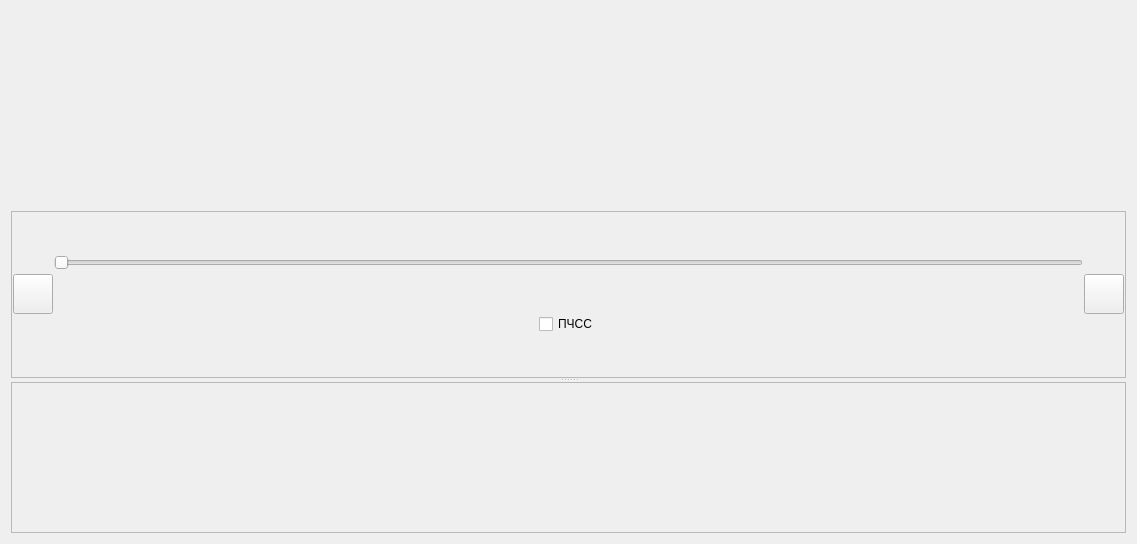
Old version of the form src/Indicators/ui/ShPIndicatorItem.ui in the repository alexvrn/rmo.
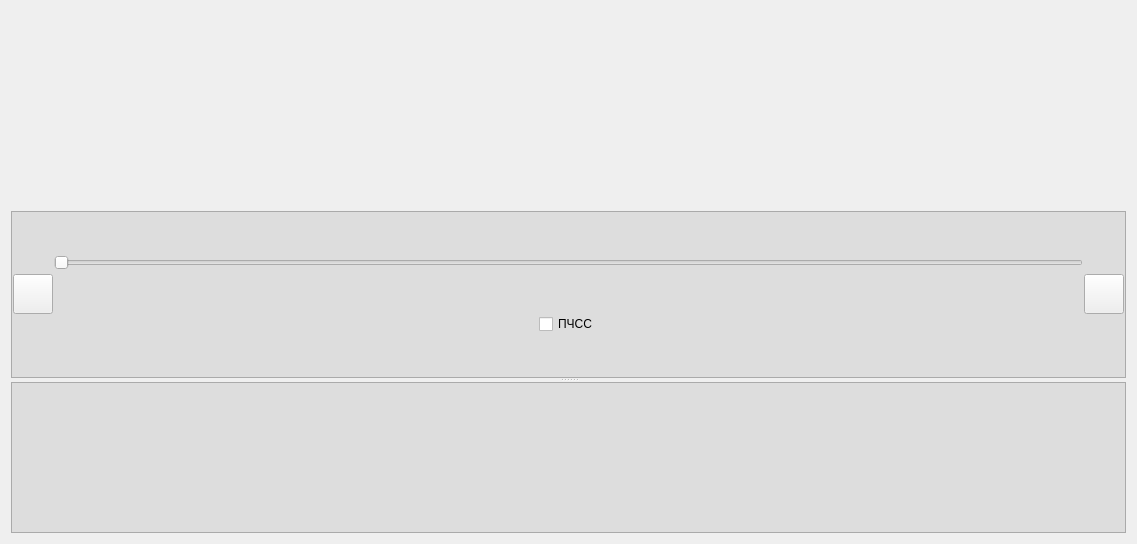
New version of the form. Custom widgets are drawn as their Qt base class.

```diff
--- a/src/Indicators/ui/ShPIndicatorItem.ui
+++ b/src/Indicators/ui/ShPIndicatorItem.ui
@@ -65,6 +65,11 @@
        </item>
        <item>
         <widget class="QFrame" name="frame_2">
+         <property name="styleSheet">
+          <string notr="true">QFrame {
+  background-color: rgb(221, 221, 221);
+}</string>
+         </property>
          <property name="frameShape">
           <enum>QFrame::StyledPanel</enum>
          </property>
@@ -185,6 +190,11 @@
       </layout>
      </widget>
      <widget class="QFrame" name="frame_3">
+      <property name="styleSheet">
+       <string notr="true">QFrame {
+  background-color: rgb(221, 221, 221);
+}</string>
+      </property>
       <property name="frameShape">
        <enum>QFrame::StyledPanel</enum>
       </property>
```
